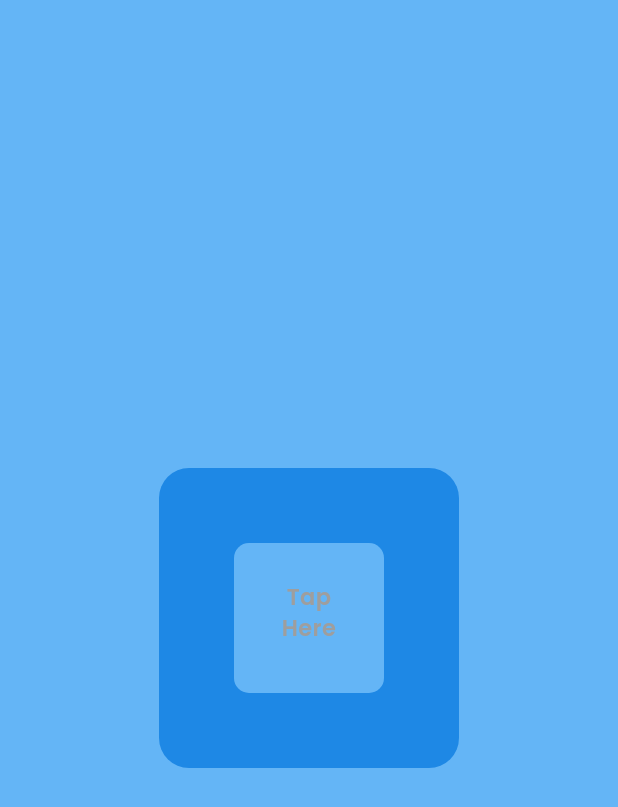
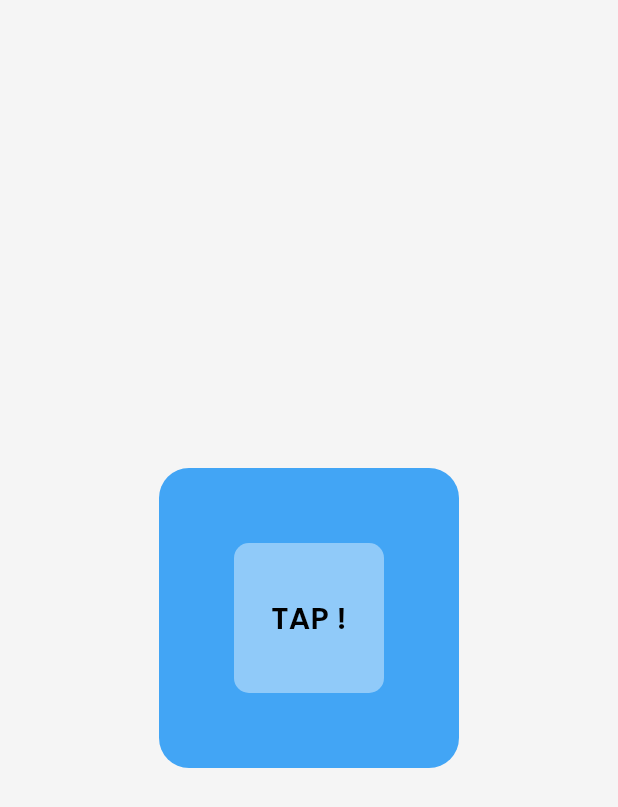
Before and after one commit to Fatah03111995/flutter_basic_lesson, a Flutter app: the screen it shows after launch, on a phone screen of 412 x 824 dp. Shown: the top 807 px of the screen. Run offline on Flutter 3.47's test engine with Material 3 defaults, Android fonts, the phone set to English and light mode, and no system bars; our stand-ins replace google_fonts.

Commit message:
feat(les5) : just repetition

```diff
--- a/lib/les5_theme/pages/home_page.dart
+++ b/lib/les5_theme/pages/home_page.dart
@@ -9,13 +9,15 @@ class HomePage extends StatelessWidget {
 
   @override
   Widget build(BuildContext context) {
+    final Color primary = Theme.of(context).colorScheme.primary;
+    final Color secondary = Theme.of(context).colorScheme.secondary;
     return Scaffold(
         // backgroundColor: Theme.of(context).colorScheme.background,
         body: Center(
             child: MyBox(
-      color: Theme.of(context).colorScheme.primary,
+      color: primary,
       child: MyButton(
-        color: Theme.of(context).colorScheme.secondary,
+        color: secondary,
         onTap: () {
           Provider.of<ThemeProvider>(context, listen: false).toggleTheme();
         },
--- a/lib/main.dart
+++ b/lib/main.dart
@@ -1,9 +1,9 @@
 // ignore_for_file: prefer_const_constructors
 
 import 'package:flutter/material.dart';
-import 'package:flutter_basic_lesson/ulangan/les5_theme/theme/theme_provider.dart';
+import 'package:flutter_basic_lesson/ulangan/les5_theme_rep/theme/theme_provider.dart';
 import 'package:provider/provider.dart';
-import 'ulangan/les5_theme/myapp.dart';
+import 'ulangan/les5_theme_rep/myapp.dart';
 
 // void main() {
 //   runApp(MyApp());
--- a/lib/ulangan/les5_theme/components/box.dart
+++ /dev/null
@@ -1,19 +0,0 @@
-import 'package:flutter/material.dart';
-
-class Box extends StatelessWidget {
-  final Color? color;
-  final Widget? child;
-  const Box({super.key, this.color, this.child});
-
-  @override
-  Widget build(BuildContext context) {
-    return Container(
-      width: 200,
-      height: 200,
-      decoration:
-          BoxDecoration(color: color, borderRadius: BorderRadius.circular(20)),
-      padding: const EdgeInsets.all(50),
-      child: child,
-    );
-  }
-}
--- a/lib/ulangan/les5_theme/pages/home_page.dart
+++ /dev/null
@@ -1,29 +0,0 @@
-import 'package:flutter/material.dart';
-import 'package:flutter_basic_lesson/ulangan/les5_theme/theme/theme_provider.dart';
-import 'package:flutter_basic_lesson/ulangan/les5_theme/components/box.dart';
-import 'package:flutter_basic_lesson/ulangan/les5_theme/components/button.dart';
-import 'package:provider/provider.dart';
-
-class HomePage extends StatelessWidget {
-  const HomePage({super.key});
-
-  @override
-  Widget build(BuildContext context) {
-    return Center(
-      child: Scaffold(
-        body: Center(
-          child: Box(
-            color: Theme.of(context).colorScheme.primary,
-            child: Button(
-              txtValue: 'Tap Here',
-              color: Theme.of(context).colorScheme.secondary,
-              onTap: () {
-                Provider.of<ThemeProvider>(context, listen: false).toggle();
-              },
-            ),
-          ),
-        ),
-      ),
-    );
-  }
-}
--- a/lib/ulangan/les5_theme/theme/theme.dart
+++ /dev/null
@@ -1,48 +0,0 @@
-import 'package:flutter/material.dart';
-import 'package:google_fonts/google_fonts.dart';
-
-ThemeData lightMode = ThemeData(
-    // brightness: Brightness.light,
-    scaffoldBackgroundColor: Colors.blue.shade300,
-    textTheme: TextTheme(
-      displayLarge: GoogleFonts.poppins(
-        fontSize: 50,
-        fontWeight: FontWeight.w600,
-        color: Colors.blue.shade900,
-      ),
-      titleLarge: GoogleFonts.poppins(
-        fontSize: 32,
-        fontWeight: FontWeight.w600,
-        color: Colors.blue.shade900,
-      ),
-      bodyMedium: GoogleFonts.poppins(
-        fontSize: 15,
-        fontWeight: FontWeight.w600,
-        color: Colors.grey,
-      ),
-    ),
-    colorScheme: ColorScheme.light(
-        primary: Colors.blue.shade600, secondary: Colors.blue.shade300));
-
-ThemeData darkMode = ThemeData(
-    // brightness: Brightness.light,
-    scaffoldBackgroundColor: Colors.black,
-    textTheme: TextTheme(
-      displayLarge: GoogleFonts.poppins(
-        fontSize: 50,
-        fontWeight: FontWeight.w600,
-        color: Colors.blue.shade900,
-      ),
-      titleLarge: GoogleFonts.poppins(
-        fontSize: 32,
-        fontWeight: FontWeight.w600,
-        color: Colors.blue.shade900,
-      ),
-      bodyMedium: GoogleFonts.poppins(
-        fontSize: 24,
-        fontWeight: FontWeight.w600,
-        color: Colors.blue.shade900,
-      ),
-    ),
-    colorScheme: ColorScheme.light(
-        primary: Colors.grey.shade800, secondary: Colors.grey.shade700));
--- /dev/null
+++ b/lib/ulangan/les5_theme_rep/components/box.dart
@@ -0,0 +1,21 @@
+import "package:flutter/material.dart";
+
+class Box extends StatelessWidget {
+  final Widget? child;
+  final Color? color;
+  const Box({super.key, this.child, this.color});
+
+  @override
+  Widget build(BuildContext context) {
+    return Center(
+      child: Container(
+        width: 200,
+        height: 200,
+        padding: const EdgeInsets.all(50),
+        decoration: BoxDecoration(
+            color: color, borderRadius: BorderRadius.circular(20)),
+        child: child,
+      ),
+    );
+  }
+}
--- a/lib/ulangan/les5_theme/components/button.dart
+++ b/lib/ulangan/les5_theme_rep/components/button.dart
@@ -1,24 +1,21 @@
 import 'package:flutter/material.dart';
 
 class Button extends StatelessWidget {
-  final String txtValue;
   final Color? color;
+  final Text? txt;
   final void Function()? onTap;
-  const Button({super.key, required this.txtValue, this.color, this.onTap});
+  const Button({super.key, required this.txt, this.color, required this.onTap});
 
   @override
   Widget build(BuildContext context) {
     return GestureDetector(
       onTap: onTap,
       child: Container(
-        padding: const EdgeInsets.all(25),
+        alignment: Alignment.center,
+        padding: const EdgeInsets.all(10),
         decoration: BoxDecoration(
             borderRadius: BorderRadius.circular(10), color: color),
-        child: Text(
-          txtValue,
-          style: Theme.of(context).textTheme.bodyMedium,
-          textAlign: TextAlign.center,
-        ),
+        child: txt,
       ),
     );
   }
--- a/lib/ulangan/les5_theme/myapp.dart
+++ b/lib/ulangan/les5_theme_rep/myapp.dart
@@ -1,6 +1,6 @@
 import 'package:flutter/material.dart';
-import 'package:flutter_basic_lesson/ulangan/les5_theme/theme/theme_provider.dart';
-import 'package:flutter_basic_lesson/ulangan/les5_theme/pages/home_page.dart';
+import 'package:flutter_basic_lesson/ulangan/les5_theme_rep/pages/home_page.dart';
+import 'package:flutter_basic_lesson/ulangan/les5_theme_rep/theme/theme_provider.dart';
 import 'package:provider/provider.dart';
 
 class MyApp extends StatelessWidget {
@@ -9,7 +9,8 @@ class MyApp extends StatelessWidget {
   @override
   Widget build(BuildContext context) {
     return MaterialApp(
-      home: const HomePage(),
+      debugShowCheckedModeBanner: false,
+      home: HomePage(),
       theme: Provider.of<ThemeProvider>(context).theme,
     );
   }
--- /dev/null
+++ b/lib/ulangan/les5_theme_rep/pages/home_page.dart
@@ -0,0 +1,31 @@
+import 'package:flutter/material.dart';
+import 'package:flutter_basic_lesson/ulangan/les5_theme_rep/theme/theme_provider.dart';
+import 'package:flutter_basic_lesson/ulangan/les5_theme_rep/components/box.dart';
+import 'package:flutter_basic_lesson/ulangan/les5_theme_rep/components/button.dart';
+import 'package:provider/provider.dart';
+
+class HomePage extends StatelessWidget {
+  const HomePage({super.key});
+
+  @override
+  Widget build(BuildContext context) {
+    Color primary = Theme.of(context).colorScheme.primary;
+    Color secondary = Theme.of(context).colorScheme.secondary;
+
+    return Scaffold(
+      body: Box(
+        color: primary,
+        child: Button(
+          txt: Text(
+            'TAP !',
+            style: Theme.of(context).textTheme.titleMedium,
+          ),
+          color: secondary,
+          onTap: () {
+            Provider.of<ThemeProvider>(context, listen: false).toggle();
+          },
+        ),
+      ),
+    );
+  }
+}
--- /dev/null
+++ b/lib/ulangan/les5_theme_rep/theme/theme.dart
@@ -0,0 +1,18 @@
+import 'package:flutter/material.dart';
+import 'package:google_fonts/google_fonts.dart';
+
+ThemeData lightMode = ThemeData(
+    scaffoldBackgroundColor: Colors.grey.shade100,
+    colorScheme: ColorScheme.light(
+        primary: Colors.blue.shade400, secondary: Colors.blue.shade200),
+    textTheme: TextTheme(
+        titleMedium: GoogleFonts.poppins(
+            fontSize: 20, fontWeight: FontWeight.w600, color: Colors.black)));
+
+ThemeData darkMode = ThemeData(
+    scaffoldBackgroundColor: Colors.black,
+    colorScheme: ColorScheme.light(
+        primary: Colors.grey.shade900, secondary: Colors.grey.shade700),
+    textTheme: TextTheme(
+        titleMedium: GoogleFonts.poppins(
+            fontSize: 20, fontWeight: FontWeight.w600, color: Colors.white)));
--- a/lib/ulangan/les5_theme/theme/theme_provider.dart
+++ b/lib/ulangan/les5_theme_rep/theme/theme_provider.dart
@@ -1,5 +1,5 @@
 import 'package:flutter/material.dart';
-import 'package:flutter_basic_lesson/ulangan/les5_theme/theme/theme.dart';
+import 'package:flutter_basic_lesson/ulangan/les5_theme_rep/theme/theme.dart';
 
 class ThemeProvider with ChangeNotifier {
   ThemeData _theme = lightMode;
```
Also changed, not shown: lib/les5_theme/theme/myapp.dart (renamed from lib/les5_theme/myapp.dart).
